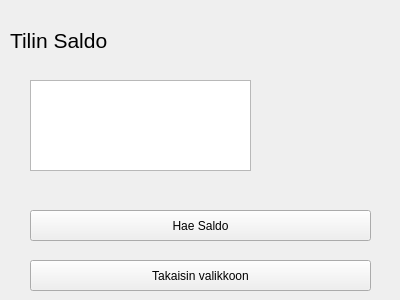
First picture: the form in bankautomat/saldokysely.ui, repository tvt21kmo-bank-project/group_1, before the edit.
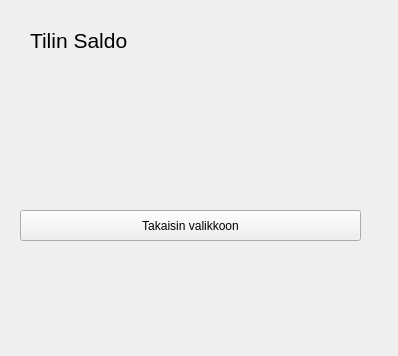
Second picture: the form after the edit.

The edit to the form file:
```diff
--- a/bankautomat/saldokysely.ui
+++ b/bankautomat/saldokysely.ui
@@ -6,8 +6,8 @@
    <rect>
     <x>0</x>
     <y>0</y>
-    <width>400</width>
-    <height>300</height>
+    <width>398</width>
+    <height>356</height>
    </rect>
   </property>
   <property name="windowTitle">
@@ -16,8 +16,8 @@
   <widget class="QPushButton" name="BtnPaluuValikkoon">
    <property name="geometry">
     <rect>
-     <x>30</x>
-     <y>260</y>
+     <x>20</x>
+     <y>210</y>
      <width>341</width>
      <height>31</height>
     </rect>
@@ -29,9 +29,9 @@
   <widget class="QLabel" name="label">
    <property name="geometry">
     <rect>
-     <x>10</x>
+     <x>30</x>
      <y>30</y>
-     <width>391</width>
+     <width>121</width>
      <height>21</height>
     </rect>
    </property>
@@ -44,33 +44,23 @@
     <string>Tilin Saldo</string>
    </property>
   </widget>
-  <widget class="QPushButton" name="btnTilitiedot">
+  <widget class="QLabel" name="txtSaldo">
    <property name="geometry">
     <rect>
      <x>30</x>
-     <y>210</y>
+     <y>90</y>
      <width>341</width>
-     <height>31</height>
-    </rect>
-   </property>
-   <property name="text">
-    <string>Hae Saldo</string>
-   </property>
-  </widget>
-  <widget class="QTextEdit" name="txtEdTiliTiedot">
-   <property name="geometry">
-    <rect>
-     <x>30</x>
-     <y>80</y>
-     <width>221</width>
-     <height>91</height>
+     <height>81</height>
     </rect>
    </property>
    <property name="font">
     <font>
-     <pointsize>12</pointsize>
+     <pointsize>16</pointsize>
     </font>
    </property>
+   <property name="text">
+    <string/>
+   </property>
   </widget>
  </widget>
  <resources/>
```
